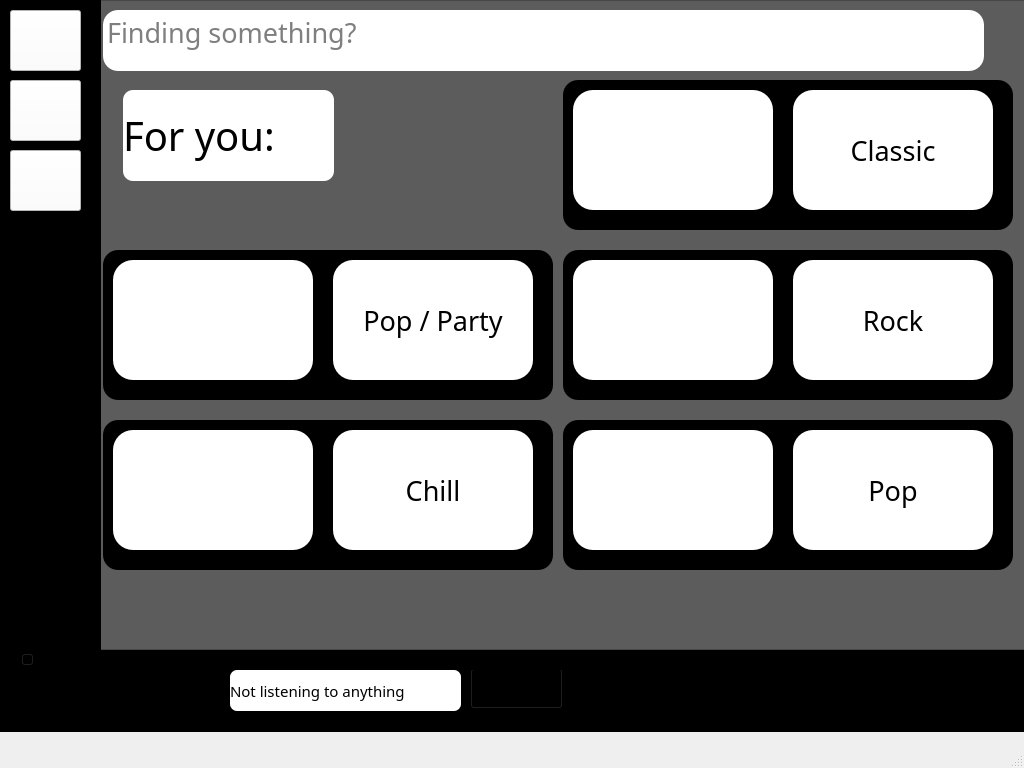
This is ui/mainmenu.ui in DoMinhTuong/python-app as Qt 5 draws it before an edit. The edited form follows.
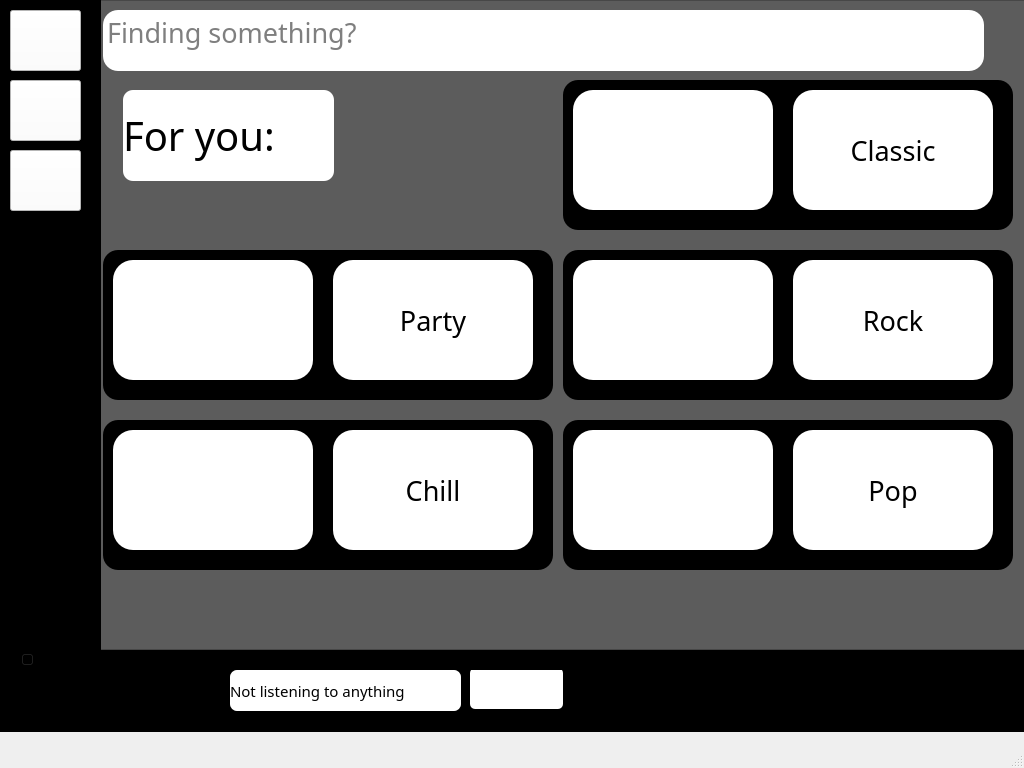
This is the edited form. Icons and pictures are not drawn.

What changed in the file:
```diff
--- a/ui/mainmenu.ui
+++ b/ui/mainmenu.ui
@@ -891,7 +891,7 @@
 border-radius: 20px;</string>
         </property>
         <property name="text">
-         <string>Pop / Party</string>
+         <string>Party</string>
         </property>
        </widget>
       </widget>
@@ -1213,6 +1213,10 @@
        <height>41</height>
       </rect>
      </property>
+     <property name="styleSheet">
+      <string notr="true">background-color:rgb(255, 255, 255);
+border-radius:5px;</string>
+     </property>
      <property name="text">
       <string/>
      </property>
```
Left out of the diff: 11 changed lines with no effect on the pictures.
